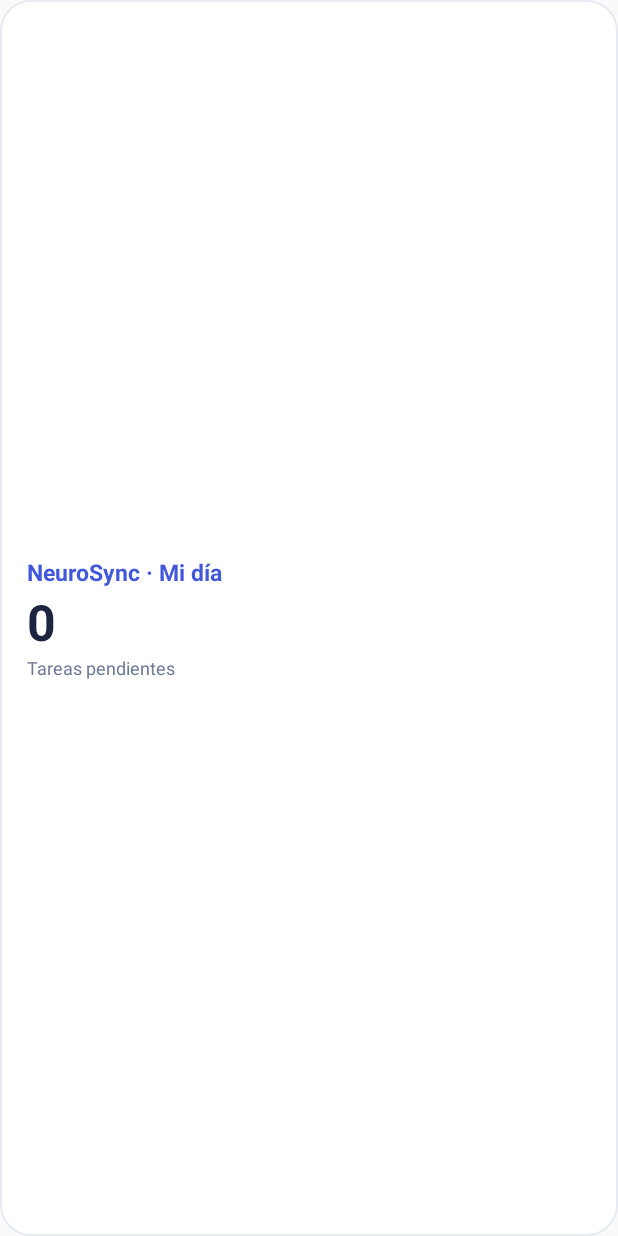
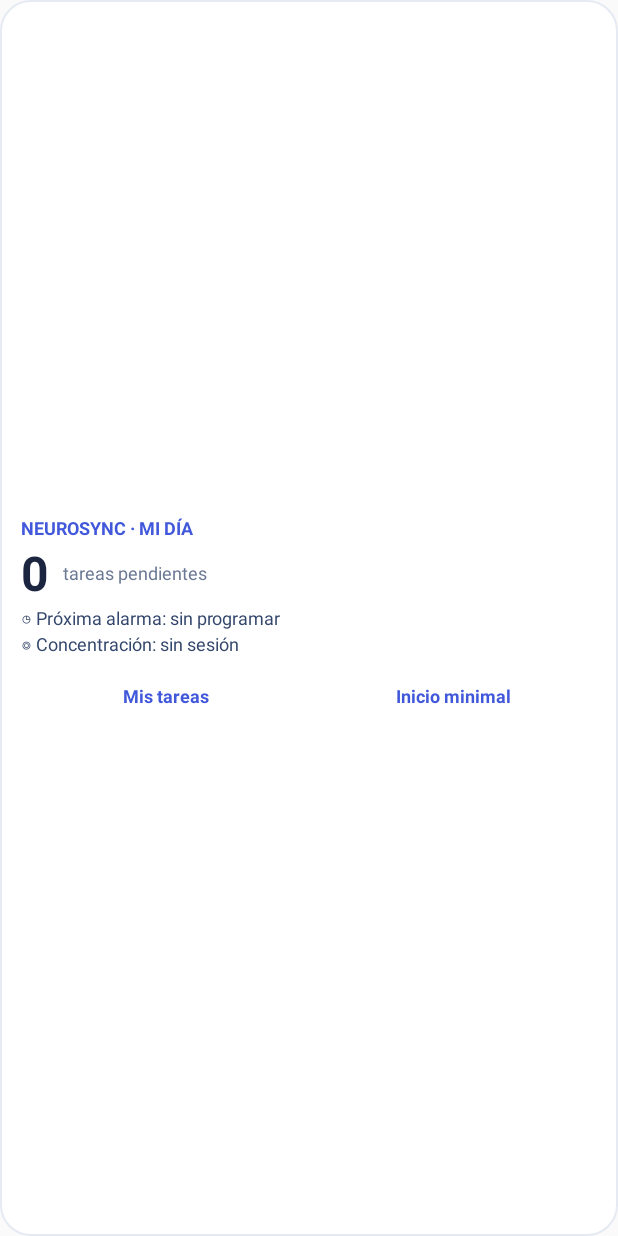
Before and after one commit to alejandrosalazarjra-cyber/TDAH, an Android app: the layout widget_today.xml on its own in the app's theme, with its tools: preview values and no code run, on a phone screen of 412 x 824 dp. Run offline under Robolectric (Android 15) with nearby library versions, the phone set to English and light mode, and no system bars.

Commit message:
Expand home screen widget with alarm, focus and two quick shortcuts

```diff
--- a/android/app/src/main/res/layout/widget_today.xml
+++ b/android/app/src/main/res/layout/widget_today.xml
@@ -2,14 +2,35 @@
 <LinearLayout xmlns:android="http://schemas.android.com/apk/res/android"
     android:id="@+id/widget_root" android:layout_width="match_parent"
     android:layout_height="match_parent" android:orientation="vertical"
-    android:gravity="center_vertical" android:padding="18dp"
+    android:gravity="center_vertical" android:padding="14dp"
     android:background="@drawable/widget_background">
-  <TextView android:layout_width="wrap_content" android:layout_height="wrap_content"
-      android:text="NeuroSync · Mi día" android:textColor="#4258DB"
-      android:textStyle="bold" android:textSize="15sp"/>
-  <TextView android:id="@+id/widget_count" android:layout_width="wrap_content"
-      android:layout_height="wrap_content" android:text="0" android:textSize="33sp"
-      android:textStyle="bold" android:textColor="#1B2540"/>
-  <TextView android:layout_width="wrap_content" android:layout_height="wrap_content"
-      android:text="Tareas pendientes" android:textSize="12sp" android:textColor="#6A7893"/>
+  <TextView android:layout_width="match_parent" android:layout_height="wrap_content"
+      android:text="NEUROSYNC · MI DÍA" android:textColor="#4258DB"
+      android:textStyle="bold" android:textSize="12sp"/>
+  <LinearLayout android:orientation="horizontal" android:gravity="center_vertical"
+      android:layout_width="match_parent" android:layout_height="wrap_content">
+    <TextView android:id="@+id/widget_count" android:layout_width="wrap_content"
+        android:layout_height="wrap_content" android:text="0" android:textSize="32sp"
+        android:textStyle="bold" android:textColor="#1B2540"/>
+    <TextView android:layout_width="wrap_content" android:layout_height="wrap_content"
+        android:layout_marginStart="9dp" android:text="tareas pendientes"
+        android:textSize="12sp" android:textColor="#6A7893"/>
+  </LinearLayout>
+  <TextView android:id="@+id/widget_next_alarm" android:layout_width="match_parent"
+      android:layout_height="wrap_content" android:text="◷ Próxima alarma: sin programar"
+      android:textSize="12sp" android:textColor="#33466B" android:maxLines="1"/>
+  <TextView android:id="@+id/widget_focus" android:layout_width="match_parent"
+      android:layout_height="wrap_content" android:text="◎ Concentración: sin sesión"
+      android:textSize="12sp" android:textColor="#33466B" android:maxLines="1"/>
+  <LinearLayout android:orientation="horizontal" android:layout_width="match_parent"
+      android:layout_height="wrap_content" android:layout_marginTop="9dp">
+    <TextView android:id="@+id/widget_open_tasks" android:layout_width="0dp"
+        android:layout_weight="1" android:layout_height="wrap_content"
+        android:gravity="center" android:padding="8dp" android:text="Mis tareas"
+        android:textStyle="bold" android:textColor="#4258DB" android:textSize="12sp"/>
+    <TextView android:id="@+id/widget_open_launcher" android:layout_width="0dp"
+        android:layout_weight="1" android:layout_height="wrap_content"
+        android:gravity="center" android:padding="8dp" android:text="Inicio minimal"
+        android:textStyle="bold" android:textColor="#4258DB" android:textSize="12sp"/>
+  </LinearLayout>
 </LinearLayout>
```
